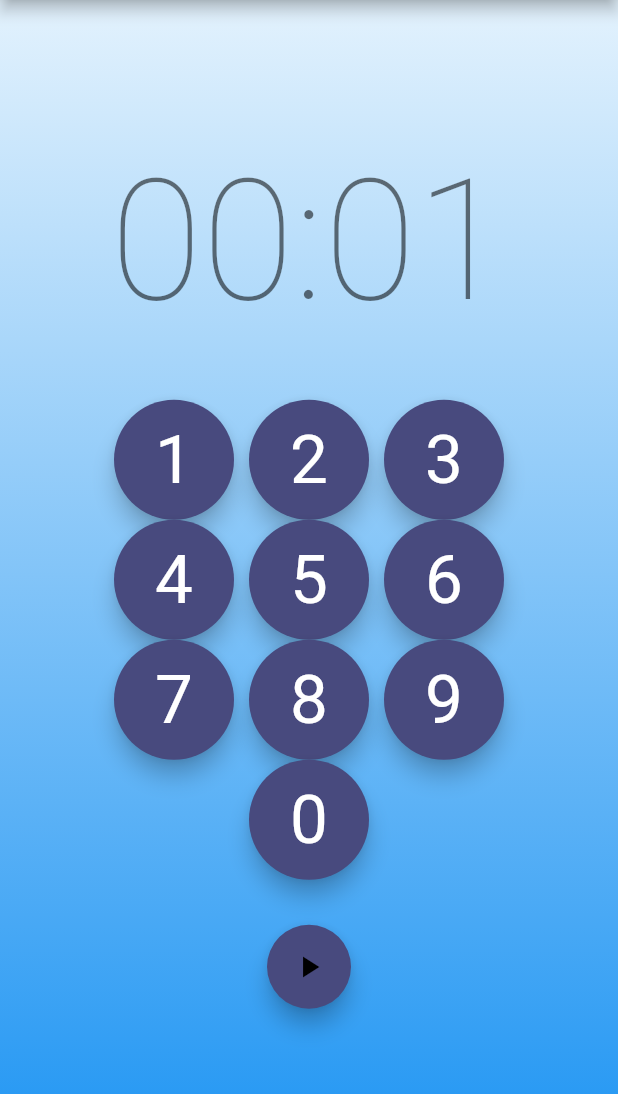
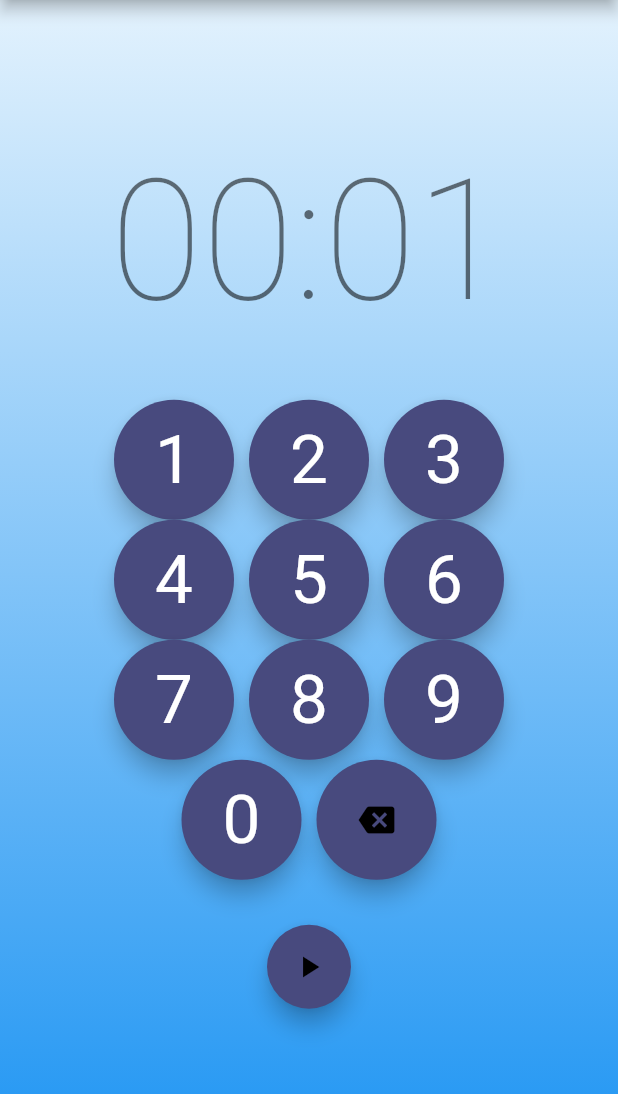
Before and after one commit to letha11/timer_bloc, a Flutter app: the screen it shows after launch, after a tap on an icon or button, on a phone screen of 412 x 824 dp, the part 84-1178 px from its top. Run offline on Flutter 3.47's test engine with Material 2 defaults, Android fonts, the phone set to English and light mode, and no system bars; our stand-ins replace bloc, equatable, flutter_bloc.

Commit message:
feat: added delete feature for the time that gets written

```diff
--- a/lib/timer/bloc/timer_bloc.dart
+++ b/lib/timer/bloc/timer_bloc.dart
@@ -39,11 +39,19 @@ class TimerBloc extends Bloc<TimerEvent, TimerState> {
     const defaultFormat = '0000';
     int? finalDuration;
 
+    if(event.val == null && _temp.isNotEmpty) {
+      _temp = _temp.substring(0, _temp.length - 1);
+    }
+
     if (_temp.length < 4) {
+      String resultDuration = '';
+
+      if(event.val != null) {
         _temp += event.val.toString();
-      String resultDuration = defaultFormat.replaceRange(defaultFormat.length - _temp.length, null, _temp);
+      }
 
-      ///
+      resultDuration = defaultFormat.replaceRange(defaultFormat.length - _temp.length, null, _temp);
+
       int additionalMinute = 0;
       var splittedDurationRaw = [
         int.parse(resultDuration.substring(0, 2)),
@@ -63,6 +71,7 @@ class TimerBloc extends Bloc<TimerEvent, TimerState> {
   }
 
   void _onTimerStarted(TimerStarted event, Emitter<TimerState> emit) {
+    if(event.duration > 0) {
       emit(TimerRunInProgress(event.duration));
 
       /// cancel the subscription stream if there is any
@@ -71,6 +80,8 @@ class TimerBloc extends Bloc<TimerEvent, TimerState> {
       /// set the _tickerSubscription to listen to the ticker.tick method
       /// and trigger a new event called _TimerTicked so the ui re-render everytime the timer tick.
       _tickerSubscription = _ticker.tick(ticks: event.duration).listen((duration) => add(_TimerTicked(duration: duration)));
+
+    }
   }
 
   void _onTimerResumed(TimerResumed event, Emitter<TimerState> emit) {
--- a/lib/timer/bloc/timer_event.dart
+++ b/lib/timer/bloc/timer_event.dart
@@ -14,7 +14,7 @@ class TimerStarted extends TimerEvent {
 class TimerChanged extends TimerEvent{
   const TimerChanged(this.val);
 
-  final int val;
+  final int? val;
 }
 
 /// Inform TimerBloc that timer has been paused
--- a/lib/timer/view/widgets/num_pad.dart
+++ b/lib/timer/view/widgets/num_pad.dart
@@ -24,6 +24,14 @@ class NumPad extends StatelessWidget {
                 num: (i + 1) == 10 ? 0 : i + 1,
               ),
             ),
+          SizedBox(
+            width: 80,
+            height: 80,
+            child: FloatingActionButton(
+              child: const Icon(Icons.backspace),
+              onPressed: () => context.read<TimerBloc>().add(TimerChanged(null)),
+            ),
+          ),
         ],
       ),
     );
```
Lines whose indentation alone changed are shown as unchanged.
